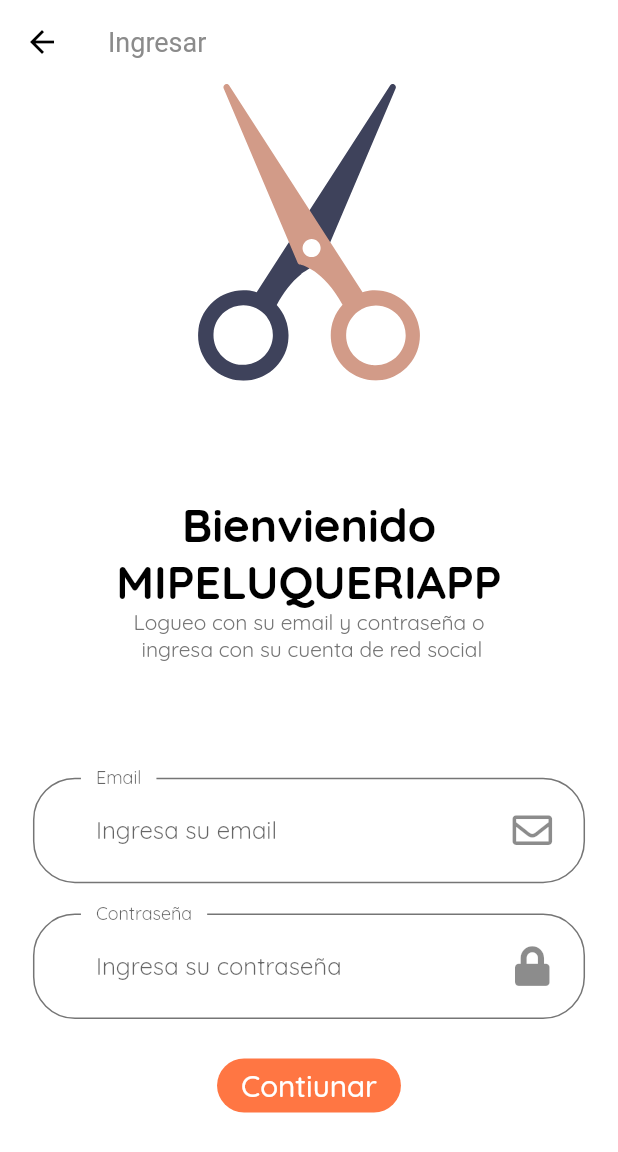
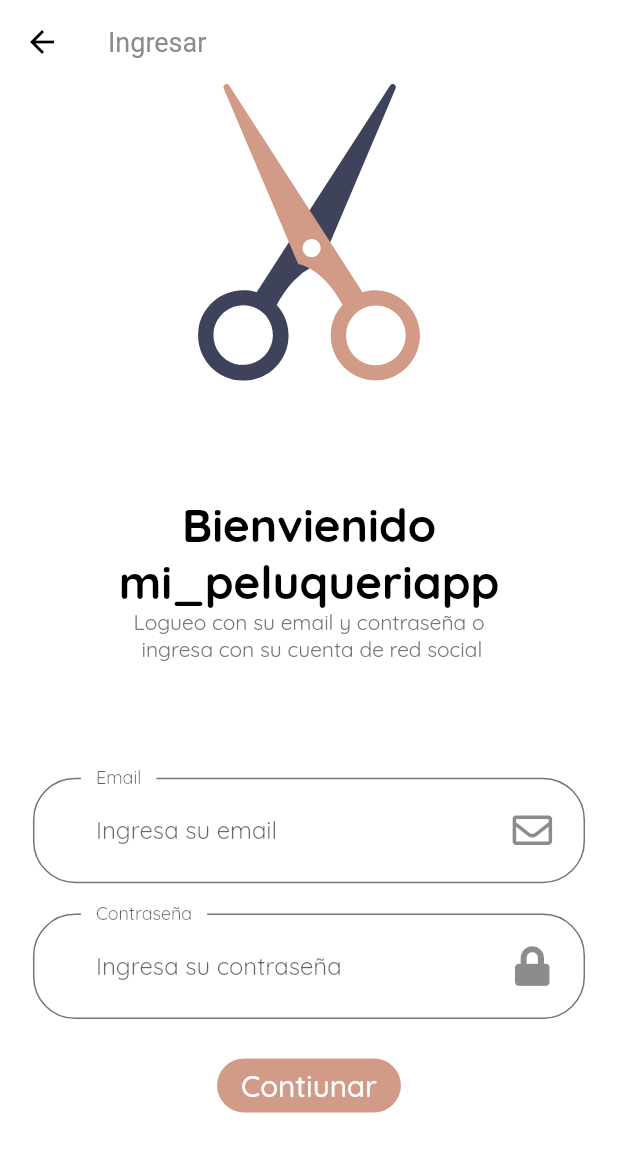
Before and after one commit to tech-andgar/mipeluqueriapp_flutter, a Flutter app: the screen it shows after launch, after a tap on "Contiunar", on a phone screen of 412 x 824 dp. Shown: the top 1152 px of the screen. Run offline on Flutter 3.47's test engine with Material 2 defaults, Android fonts, the phone set to English and light mode, and no system bars; our stand-ins replace flutter_svg, font_awesome_flutter.

Commit message:
Update name of package and project

```diff
--- a/lib/components/button/default_button.dart
+++ b/lib/components/button/default_button.dart
@@ -1,6 +1,6 @@
 import 'package:flutter/material.dart';
-import 'package:MIPELUQUERIAPP/size_config.dart';
-import 'package:MIPELUQUERIAPP/constants.dart';
+import 'package:mi_peluqueriapp/size_config.dart';
+import 'package:mi_peluqueriapp/constants.dart';
 
 class DefaultButton extends StatelessWidget {
   const DefaultButton({
--- a/lib/constants.dart
+++ b/lib/constants.dart
@@ -1,10 +1,11 @@
 import 'package:flutter/material.dart';
 
-const kPrimaryColor = Color(0xFFFFF7643);
+const kTextTitleApp = 'Mi PeluqueriApp';
+const kPrimaryColor = Color(0xFFD29B88);
 const kPrimaryLightColor = Color(0xFFFFECDF);
 const kPrimaryGradientColor =
     LinearGradient(begin: Alignment.topLeft, end: Alignment.bottomRight, colors: [Color(0xFFFA53E), Color(0xFFFF7643)]);
-const kSecondaryColor = Color(0xFF979797);
+const kSecondaryColor = Color(0xFF2F5E66);
 const kTextColor = Color(0xFF757575);
 
 const kAnimationDuration = Duration(milliseconds: 200);
--- a/lib/main.dart
+++ b/lib/main.dart
@@ -1,11 +1,10 @@
-import 'package:MIPELUQUERIAPP/routes.dart';
-import 'package:MIPELUQUERIAPP/screens/splash/splash_screen.dart';
-import 'package:MIPELUQUERIAPP/theme.dart';
 import 'package:flutter/material.dart';
 
-void main() {
-  runApp(MyApp());
-}
+import './routes.dart';
+import './screens/splash/splash_screen.dart';
+import './theme.dart';
+
+void main() => runApp(MyApp());
 
 class MyApp extends StatelessWidget {
   // This widget is the root of your application.
--- a/lib/routes.dart
+++ b/lib/routes.dart
@@ -1,6 +1,6 @@
 import 'package:flutter/widgets.dart';
-import 'package:MIPELUQUERIAPP/screens/sign_in/sign_in_screen.dart';
-import 'package:MIPELUQUERIAPP/screens/splash/splash_screen.dart';
+import 'package:mi_peluqueriapp/screens/sign_in/sign_in_screen.dart';
+import 'package:mi_peluqueriapp/screens/splash/splash_screen.dart';
 
 final Map<String, WidgetBuilder> routes = {
   SplashScreen.routeName: (context) => SplashScreen(),
--- a/lib/screens/sign_in/components/custom_surffix_icon.dart
+++ b/lib/screens/sign_in/components/custom_surffix_icon.dart
@@ -1,7 +1,7 @@
 import 'package:flutter/material.dart';
 import 'package:flutter_svg/flutter_svg.dart';
 
-import 'package:MIPELUQUERIAPP/size_config.dart';
+import 'package:mi_peluqueriapp/size_config.dart';
 
 class CustomSurffixIcon extends StatelessWidget {
   const CustomSurffixIcon({
--- a/lib/screens/sign_in/components/sign_in_body.dart
+++ b/lib/screens/sign_in/components/sign_in_body.dart
@@ -1,6 +1,6 @@
-import 'package:MIPELUQUERIAPP/components/button/default_button.dart';
-import 'package:MIPELUQUERIAPP/screens/sign_in/components/custom_surffix_icon.dart';
-import 'package:MIPELUQUERIAPP/size_config.dart';
+import 'package:mi_peluqueriapp/components/button/default_button.dart';
+import 'package:mi_peluqueriapp/screens/sign_in/components/custom_surffix_icon.dart';
+import 'package:mi_peluqueriapp/size_config.dart';
 import 'package:flutter/material.dart';
 import 'package:flutter_svg/flutter_svg.dart';
 import 'package:font_awesome_flutter/font_awesome_flutter.dart';
@@ -25,7 +25,7 @@ class SignInBody extends StatelessWidget {
               ),
               Spacer(),
               Text(
-                'Bienvienido MIPELUQUERIAPP',
+                'Bienvienido mi_peluqueriapp',
                 style: TextStyle(
                   color: Colors.black,
                   fontSize: getProportionteScreenWidth(28),
--- a/lib/screens/sign_in/sign_in_screen.dart
+++ b/lib/screens/sign_in/sign_in_screen.dart
@@ -1,5 +1,5 @@
-import 'package:MIPELUQUERIAPP/screens/sign_in/components/sign_in_body.dart';
-// import 'package:MIPELUQUERIAPP/size_config.dart';
+import 'package:mi_peluqueriapp/screens/sign_in/components/sign_in_body.dart';
+// import 'package:mi_peluqueriapp/size_config.dart';
 import 'package:flutter/material.dart';
 
 class SignInScreen extends StatelessWidget {
--- a/lib/screens/splash/components/splash_content.dart
+++ b/lib/screens/splash/components/splash_content.dart
@@ -1,5 +1,5 @@
-import 'package:MIPELUQUERIAPP/constants.dart';
-import 'package:MIPELUQUERIAPP/size_config.dart';
+import 'package:mi_peluqueriapp/constants.dart';
+import 'package:mi_peluqueriapp/size_config.dart';
 import 'package:flutter/material.dart';
 import 'package:flutter_svg/flutter_svg.dart';
 
--- a/lib/screens/splash/splash_screen.dart
+++ b/lib/screens/splash/splash_screen.dart
@@ -1,5 +1,5 @@
-import 'package:MIPELUQUERIAPP/screens/splash/components/splash_body.dart';
-import 'package:MIPELUQUERIAPP/size_config.dart';
+import 'package:mi_peluqueriapp/screens/splash/components/splash_body.dart';
+import 'package:mi_peluqueriapp/size_config.dart';
 import 'package:flutter/material.dart';
 
 class SplashScreen extends StatelessWidget {
--- a/lib/theme.dart
+++ b/lib/theme.dart
@@ -1,4 +1,4 @@
-import 'package:MIPELUQUERIAPP/constants.dart';
+import 'package:mi_peluqueriapp/constants.dart';
 import 'package:flutter/material.dart';
 
 ThemeData themeLight() {
```
Also changed, not shown: lib/screens/sign_in/components/sign_in_content.dart (+3 -4 lines), lib/screens/splash/components/splash_body.dart (+5 -5 lines), pubspec.yaml (+7 -3 lines), 32 other files.
